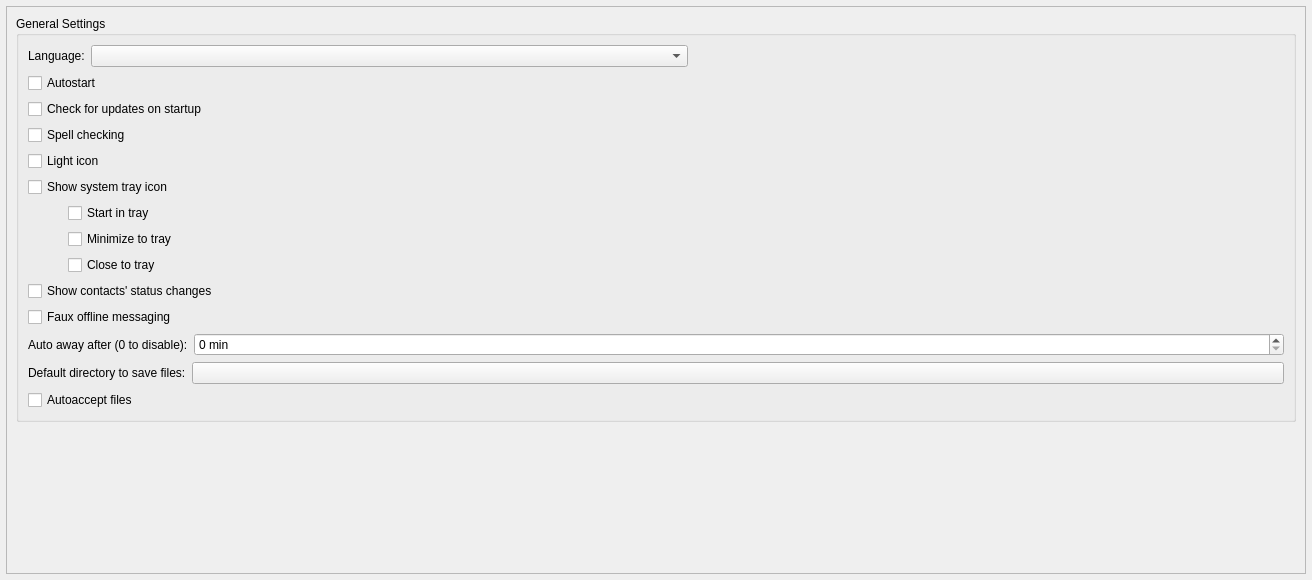
Old version of the form src/widget/form/settings/generalsettings.ui in the repository qTox/qTox.
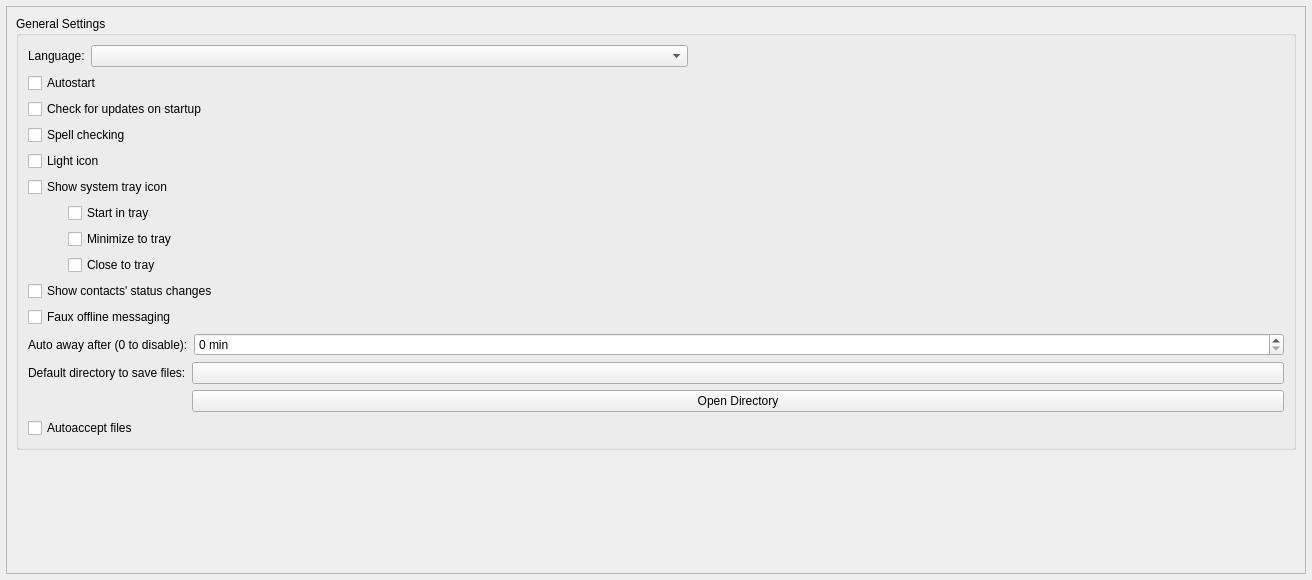
New version of the form. Custom widgets are drawn as their Qt base class.

Commit message: feat(transfer): Change default autoaccept directory

The edit to the form file:
```diff
--- a/src/widget/form/settings/generalsettings.ui
+++ b/src/widget/form/settings/generalsettings.ui
@@ -39,8 +39,8 @@
        <rect>
         <x>0</x>
         <y>0</y>
-        <width>1276</width>
-        <height>587</height>
+        <width>1298</width>
+        <height>566</height>
        </rect>
       </property>
       <layout class="QVBoxLayout" name="verticalLayout_4" stretch="0,0">
@@ -298,7 +298,7 @@
               </property>
              </widget>
             </item>
-            <item row="3" column="0">
+            <item row="4" column="0">
              <widget class="QCheckBox" name="autoacceptFiles">
               <property name="sizePolicy">
                <sizepolicy hsizetype="Minimum" vsizetype="Minimum">
@@ -314,6 +314,13 @@
               </property>
              </widget>
             </item>
+            <item row="3" column="1">
+             <widget class="QPushButton" name="openAutoSaveFilesDir">
+              <property name="text">
+               <string>Open Directory</string>
+              </property>
+             </widget>
+            </item>
            </layout>
           </item>
          </layout>
```
The commit also changes 21 other files.
